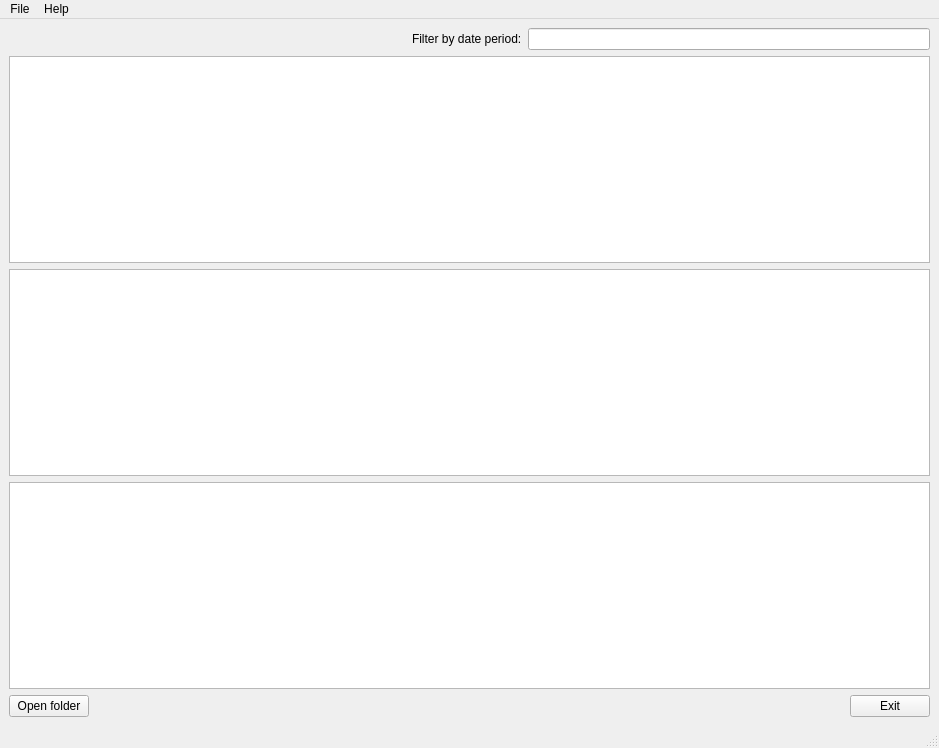
Before: the Qt Designer form Git_Gui_Client/gui_main_window.ui in Dmytro-Dombrovskyi/Git_GUI_Client, drawn with Qt 5.
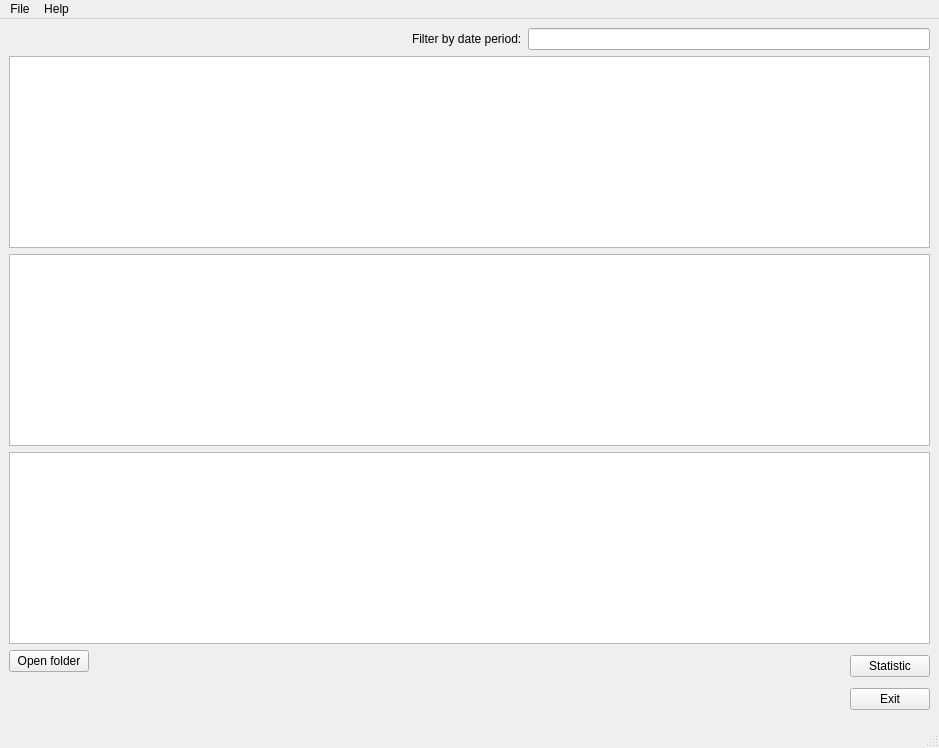
After: the same form once the commit is applied. Icons and pictures are not drawn.

Commit message: add statistic button

The edit to the form file:
```diff
--- a/Git_Gui_Client/gui_main_window.ui
+++ b/Git_Gui_Client/gui_main_window.ui
@@ -14,7 +14,7 @@
    <string>Git client</string>
   </property>
   <widget class="QWidget" name="centralwidget">
-   <layout class="QVBoxLayout" name="verticalLayout_2">
+   <layout class="QVBoxLayout" name="verticalLayout_4">
     <item>
      <layout class="QHBoxLayout" name="horizontalLayout_2">
       <item>
@@ -104,6 +104,8 @@
     <item>
      <layout class="QHBoxLayout" name="horizontalLayout">
       <item>
+       <layout class="QVBoxLayout" name="verticalLayout_3">
+        <item>
        <widget class="QPushButton" name="OpenButton">
         <property name="toolTip">
          <string>&lt;!DOCTYPE HTML PUBLIC &quot;-//W3C//DTD HTML 4.0//EN&quot; &quot;http://www.w3.org/TR/REC-html40/strict.dtd&quot;&gt;
@@ -121,17 +123,41 @@
        </widget>
       </item>
       <item>
+         <spacer name="verticalSpacer">
+          <property name="orientation">
+           <enum>Qt::Vertical</enum>
+          </property>
+          <property name="sizeHint" stdset="0">
+           <size>
+            <width>20</width>
+            <height>40</height>
+           </size>
+          </property>
+         </spacer>
+        </item>
+       </layout>
+      </item>
+      <item>
        <spacer name="horizontalSpacer">
         <property name="orientation">
          <enum>Qt::Horizontal</enum>
         </property>
         <property name="sizeHint" stdset="0">
          <size>
-          <width>40</width>
+          <width>698</width>
           <height>20</height>
          </size>
         </property>
        </spacer>
+      </item>
+      <item>
+       <layout class="QVBoxLayout" name="verticalLayout_2">
+        <item>
+         <widget class="QPushButton" name="pushButton_Statistic">
+          <property name="text">
+           <string>Statistic</string>
+          </property>
+         </widget>
       </item>
       <item>
        <widget class="QPushButton" name="ExitButton">
@@ -146,6 +172,8 @@
      </layout>
     </item>
    </layout>
+    </item>
+   </layout>
   </widget>
   <widget class="QMenuBar" name="menubar">
    <property name="geometry">
```
Left out of the diff: 4 changed lines with no effect on the pictures. Lines whose indentation alone changed are shown as unchanged. The commit also changes 2 other files.
